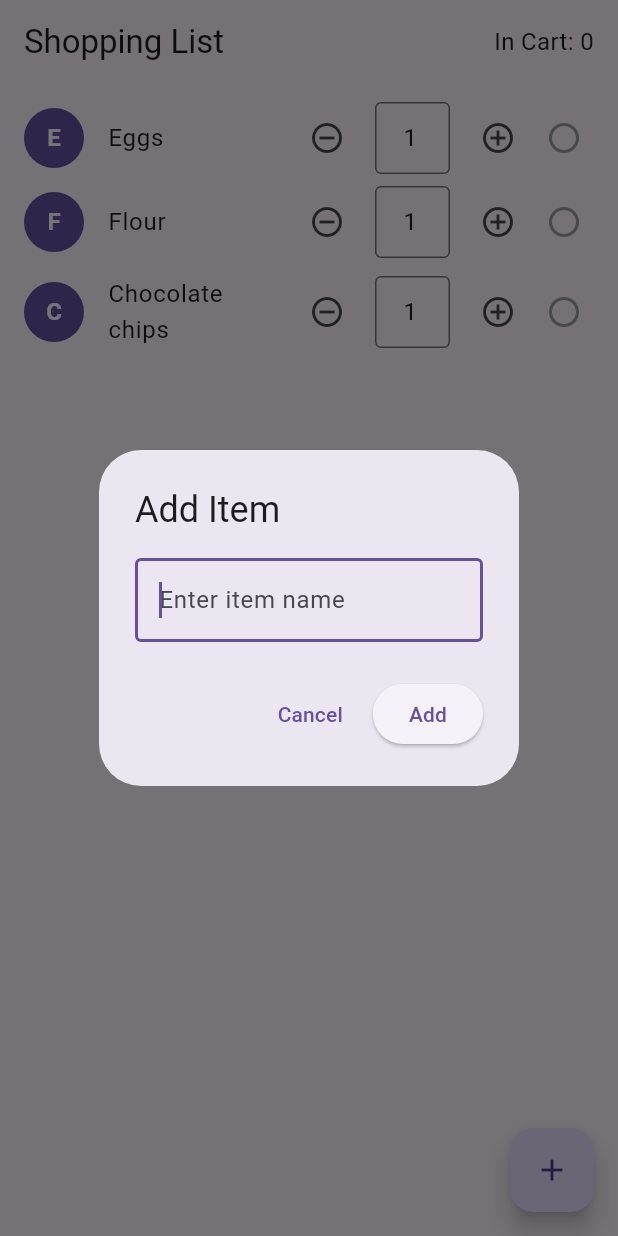
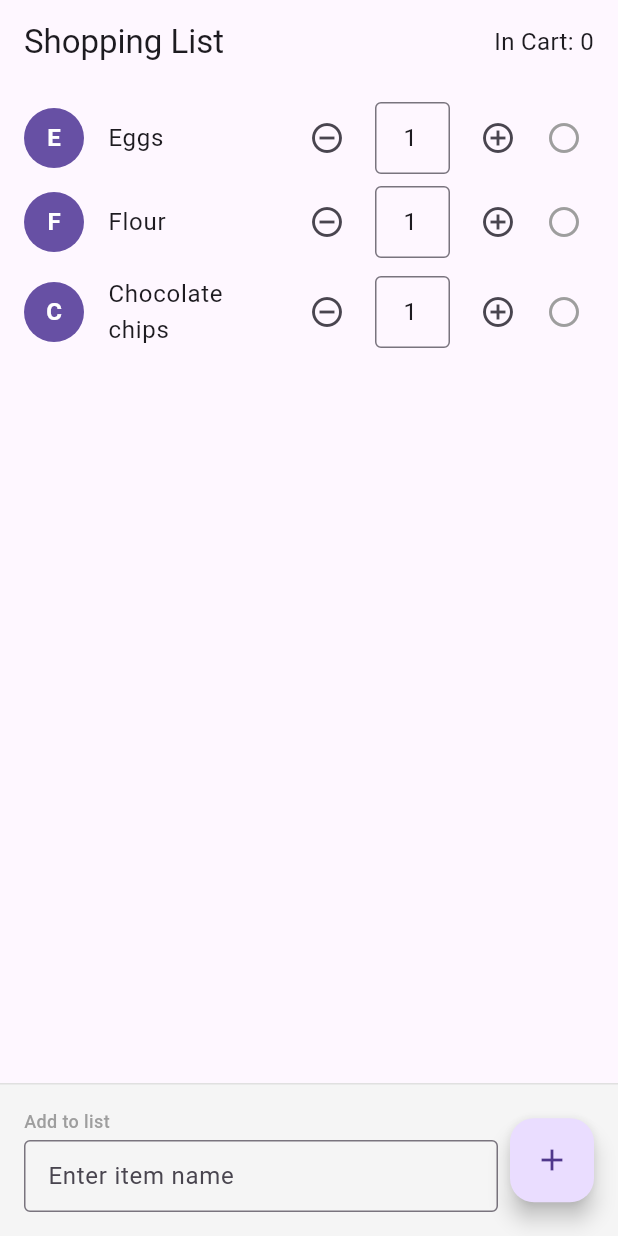
Before and after one commit to perelgutTrios/Shopping-List, a Flutter app: the screen it shows after launch, after a tap on the "add" icon, on a phone screen of 412 x 824 dp. Run offline on Flutter 3.47's test engine with Material 3 defaults, Android fonts, the light colour scheme and no system bars.

Commit message:
Add inline text box with label at bottom instead of dialog for adding items

```diff
--- a/lib/main.dart
+++ b/lib/main.dart
@@ -187,42 +187,6 @@ class _ShoppingListState extends State<ShoppingList> {
     });
   }
 
-  void _showAddItemDialog() {
-    showDialog(
-      context: context,
-      builder: (BuildContext context) {
-        return AlertDialog(
-          title: const Text('Add Item'),
-          content: TextField(
-            controller: _textController,
-            autofocus: true,
-            decoration: const InputDecoration(
-              hintText: 'Enter item name',
-              border: OutlineInputBorder(),
-            ),
-            onSubmitted: (value) {
-              _addItem(value);
-              Navigator.pop(context);
-            },
-          ),
-          actions: [
-            TextButton(
-              onPressed: () => Navigator.pop(context),
-              child: const Text('Cancel'),
-            ),
-            ElevatedButton(
-              onPressed: () {
-                _addItem(_textController.text);
-                Navigator.pop(context);
-              },
-              child: const Text('Add'),
-            ),
-          ],
-        );
-      },
-    );
-  }
-
   @override
   Widget build(BuildContext context) {
     return Scaffold(
@@ -240,9 +204,12 @@ class _ShoppingListState extends State<ShoppingList> {
           ),
         ],
       ),
-      body: _products.isEmpty
+      body: Column(
+        children: [
+          Expanded(
+            child: _products.isEmpty
                 ? const Center(
-              child: Text('No items yet. Tap + to add some!'),
+                    child: Text('No items yet. Add items below!'),
                   )
                 : ListView.builder(
                     padding: const EdgeInsets.symmetric(vertical: 8.0),
@@ -257,10 +224,60 @@ class _ShoppingListState extends State<ShoppingList> {
                       );
                     },
                   ),
-      floatingActionButton: FloatingActionButton(
-        onPressed: _showAddItemDialog,
+          ),
+          Container(
+            padding: const EdgeInsets.all(16.0),
+            decoration: BoxDecoration(
+              color: Colors.grey[100],
+              border: Border(
+                top: BorderSide(color: Colors.grey[300]!),
+              ),
+            ),
+            child: Row(
+              children: [
+                Expanded(
+                  child: Column(
+                    crossAxisAlignment: CrossAxisAlignment.start,
+                    mainAxisSize: MainAxisSize.min,
+                    children: [
+                      const Text(
+                        'Add to list',
+                        style: TextStyle(
+                          fontSize: 12,
+                          fontWeight: FontWeight.w500,
+                          color: Colors.grey,
+                        ),
+                      ),
+                      const SizedBox(height: 4),
+                      TextField(
+                        controller: _textController,
+                        decoration: const InputDecoration(
+                          hintText: 'Enter item name',
+                          border: OutlineInputBorder(),
+                          contentPadding: EdgeInsets.symmetric(
+                            horizontal: 12,
+                            vertical: 8,
+                          ),
+                        ),
+                        onSubmitted: (value) {
+                          _addItem(value);
+                        },
+                      ),
+                    ],
+                  ),
+                ),
+                const SizedBox(width: 8),
+                FloatingActionButton(
+                  onPressed: () {
+                    _addItem(_textController.text);
+                  },
                   tooltip: 'Add Item',
                   child: const Icon(Icons.add),
+                ),
+              ],
+            ),
+          ),
+        ],
       ),
     );
   }
```
Lines whose indentation alone changed are shown as unchanged.
